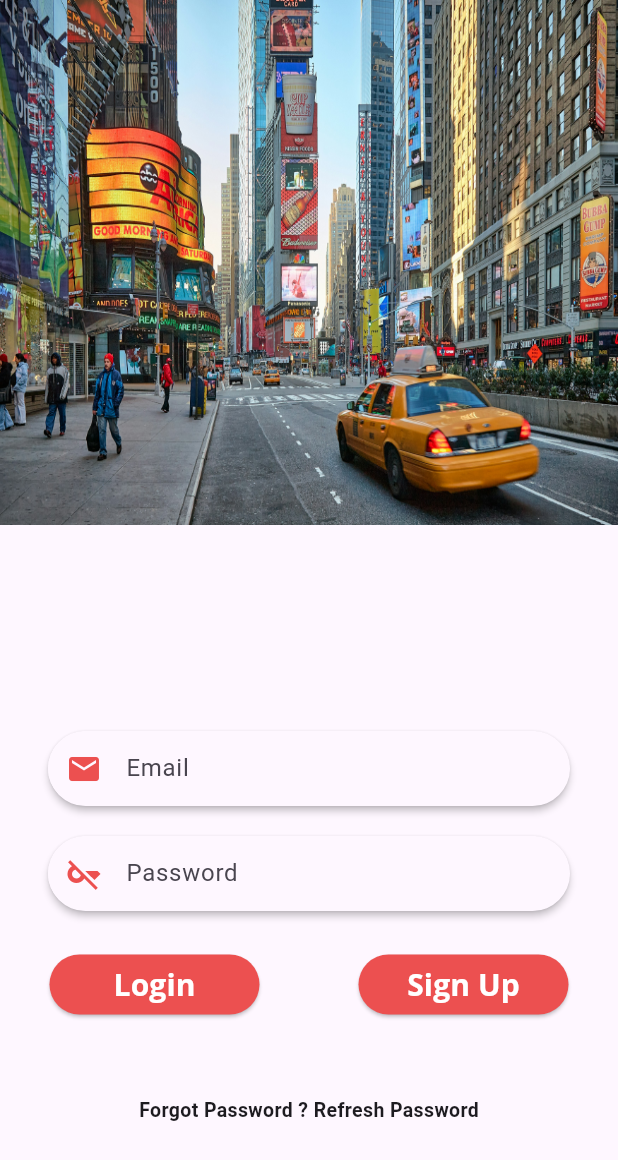
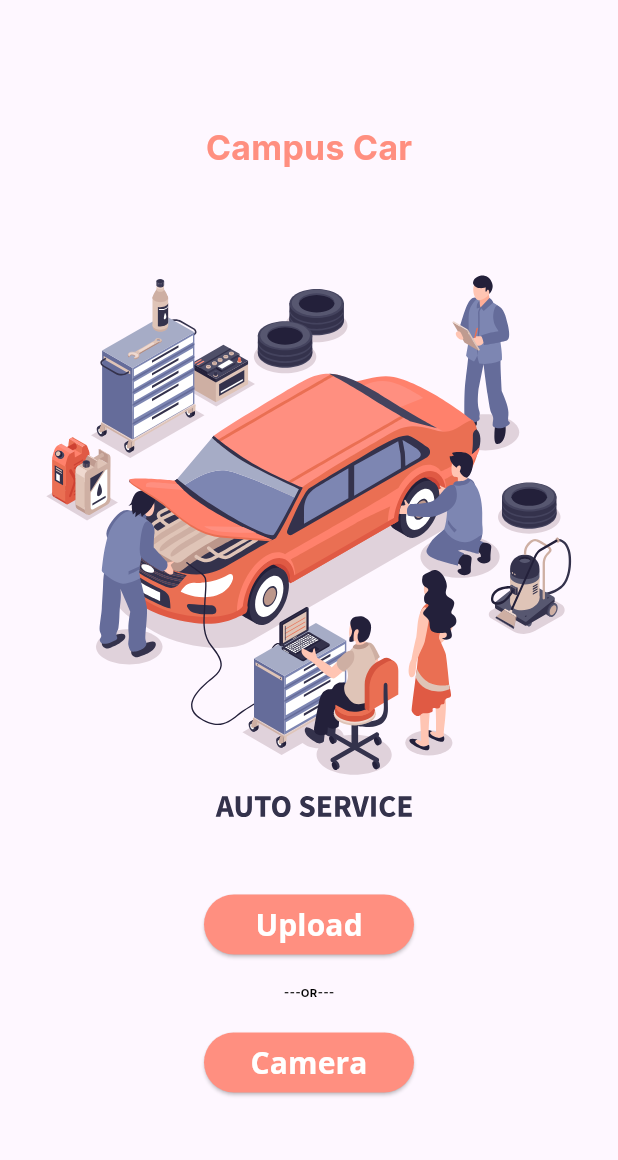
Before and after one commit to duc25012002/CampusCar, a Flutter app: the screen it shows after launch, on a phone screen of 412 x 824 dp. Shown: the top 1160 px of the screen. Run offline on Flutter 3.47's test engine with Material 3 defaults, Android fonts, the phone set to English and light mode, and no system bars; our stand-ins replace flutter_svg, get, google_fonts, hexcolor; project files that could hold a hidden picture were left out.

Commit message:
CC-06|Hoàn thành giao diện màn hình chính.

```diff
--- a/lib/auth/models/AuthLogin.dart
+++ /dev/null
@@ -1,4 +0,0 @@
-class AuthLogin {
-  String? userName;
-  String? userPass;
-}
--- a/lib/auth/views/LoginScreen.dart
+++ b/lib/auth/views/LoginScreen.dart
@@ -1,6 +1,6 @@
 // ignore: file_names
-import 'package:campus_car_joco/auth/components/MainButton.dart';
-import 'package:campus_car_joco/auth/components/MainInput.dart';
+import 'package:campus_car_joco/components/MainButton.dart';
+import 'package:campus_car_joco/components/MainInput.dart';
 import 'package:campus_car_joco/auth/controller/LoginController.dart';
 import 'package:campus_car_joco/routes/Routes.dart';
 import 'package:flutter/material.dart';
--- /dev/null
+++ b/lib/home/screens/HomeScreen.dart
@@ -0,0 +1,65 @@
+// ignore_for_file: file_names
+
+import 'package:campus_car_joco/components/MainButton.dart';
+import 'package:campus_car_joco/utils/Reponsive.dart';
+import 'package:campus_car_joco/utils/Utils.dart';
+import 'package:flutter/material.dart';
+import 'package:flutter_svg/svg.dart';
+import 'package:google_fonts/google_fonts.dart';
+
+class HomeScreen extends StatefulWidget {
+  const HomeScreen({super.key});
+
+  @override
+  State<HomeScreen> createState() => _HomeScreenState();
+}
+
+class _HomeScreenState extends State<HomeScreen> {
+  @override
+  Widget build(BuildContext context) {
+    Reponsive().setSize(context);
+    return Scaffold(
+      body: Column(
+        children: [
+          SizedBox(height: Reponsive.height * 0.1),
+          Center(
+            child: Text(
+              "Campus Car",
+              style: GoogleFonts.inter(
+                fontSize: Reponsive.fontSize * 15,
+                fontWeight: FontWeight.w700,
+                color: ColorConst.primaryColor,
+              ),
+            ),
+          ),
+          SizedBox(height: Reponsive.height * 0.05),
+          SvgPicture.asset(
+            "assets/icon/home_image.svg",
+            width: Reponsive.width,
+            height: Reponsive.height * 0.5,
+            fit: BoxFit.fill,
+          ),
+          SizedBox(height: Reponsive.height * 0.03),
+          MainButton(
+            onCLick: () {},
+            title: 'Upload',
+          ),
+          SizedBox(height: Reponsive.height * 0.02),
+          Text(
+            "---OR---",
+            style: GoogleFonts.inter(
+              fontSize: Reponsive.fontSize * 5,
+              fontWeight: FontWeight.w700,
+              color: Colors.black,
+            ),
+          ),
+          SizedBox(height: Reponsive.height * 0.02),
+          MainButton(
+            onCLick: () {},
+            title: 'Camera',
+          ),
+        ],
+      ),
+    );
+  }
+}
--- /dev/null
+++ b/lib/utils/Reponsive.dart
@@ -0,0 +1,19 @@
+// ignore_for_file: public_member_api_docs, sort_constructors_first
+// ignore_for_file: file_names, non_constant_identifier_names
+
+import 'package:flutter/material.dart';
+
+class Reponsive {
+  static MediaQueryData mediaQueryData = const MediaQueryData();
+  static double width = 0;
+  static double height = 0;
+  static double fontSize = 0;
+
+  void setSize(BuildContext context) {
+    mediaQueryData = MediaQuery.of(context);
+    width = mediaQueryData.size.width;
+    height = mediaQueryData.size.height;
+    fontSize = mediaQueryData.devicePixelRatio; //3px - 1 điểm ảnh
+    print(fontSize);
+  }
+}
--- a/lib/utils/utils.dart
+++ b/lib/utils/utils.dart
@@ -1,14 +1,14 @@
 import 'package:flutter/material.dart';
+import 'package:hexcolor/hexcolor.dart';
 
 class ColorConst {
-  static var primaryColor = const Color.fromARGB(255, 236, 80, 80);
+  static var primaryColor = HexColor("#FF8F80");
   static var secondaryBlue = const Color(0xff131c4a);
   static var lightBlue = const Color(0xff0072F6);
   static var blue3 = const Color(0xff12143e);
   static var blue4 = const Color(0xff2C6DCA);
   static var blue5 = const Color(0xff757AFE);
   static var blue6 = const Color(0xff87ACDF);
-
   var errorColor = Colors.redAccent;
   var successColor = Colors.green;
 }
```
Also changed, not shown: lib/main.dart (+9 -7 lines), lib/models/AuthLogin.dart (added, +12 -0 lines), lib/routes/routes.dart (+7 -1 lines), lib/splash/SplashScreen.dart (deleted, +0 -79 lines), lib/widgets/my_fadein.dart (deleted, +0 -38 lines), pubspec.yaml (+7 -0 lines), assets/icon/home_image.svg (added), lib/components/MainButton.dart (renamed from lib/auth/components/MainButton.dart), lib/components/MainInput.dart (renamed from lib/auth/components/MainInput.dart), pubspec.lock, 9 other files.
